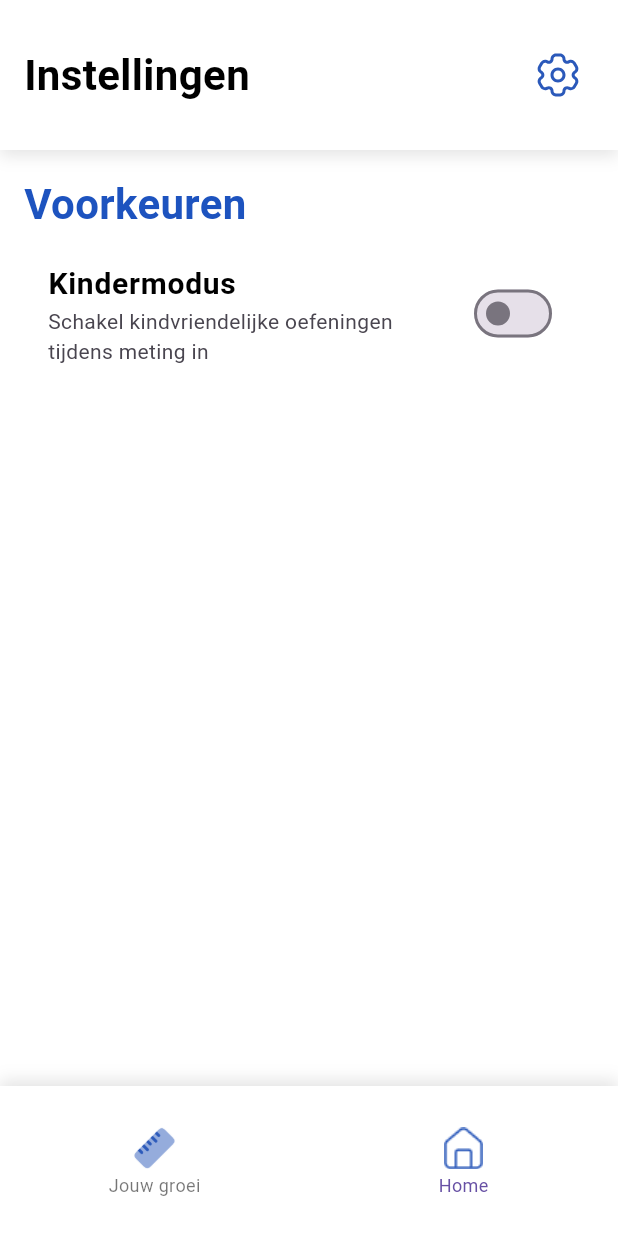
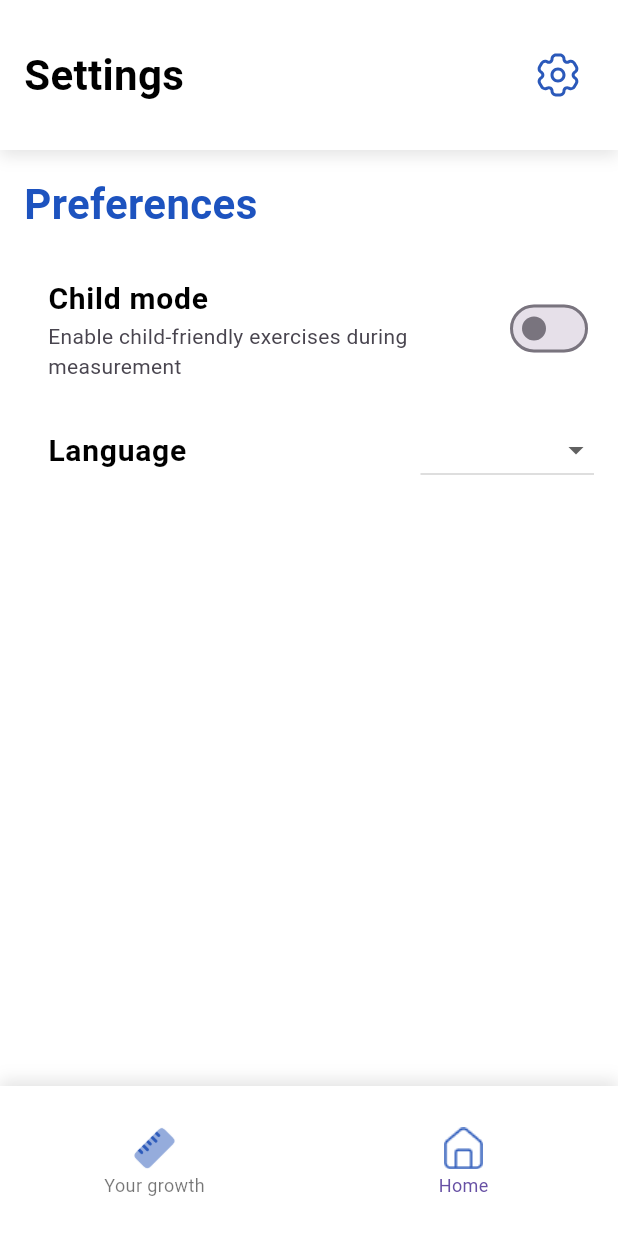
Before and after one commit to RVApeldoorn/MeasureApp, a Flutter app: the SettingsScreen screen opened directly, on a phone screen of 412 x 824 dp. Run offline on Flutter 3.47's test engine with Material 3 defaults, Android fonts, the phone set to English and light mode, and no system bars; our stand-ins replace dio, flutter_secure_storage, flutter_svg, permission_handler, shared_preferences; missing offline and left inert: flutter_reactive_ble; accounts and stored records are empty; generated files the repository leaves out were written again.

Commit message:
[21] Add localization support and language selection in settings screen

```diff
--- a/lib/l10n/app_en.arb
+++ b/lib/l10n/app_en.arb
@@ -62,5 +62,6 @@
     "step": "Step",
     "next": "Next",
     "growth": "Your growth",
-  "home": "Home"
+    "home": "Home",
+    "language": "Language"
 }
--- a/lib/main.dart
+++ b/lib/main.dart
@@ -5,20 +5,22 @@ import 'package:measureapp/screens/setup_screen.dart';
 import 'package:measureapp/screens/pin_screen.dart';
 import 'package:measureapp/screens/pin_lock_screen.dart';
 import 'package:measureapp/utils/secure_storage.dart';
+import 'package:measureapp/state/locale_provider.dart';
+import 'package:provider/provider.dart';
 
 void main() async {
   WidgetsFlutterBinding.ensureInitialized();
   String? token = await SecureStorage.getToken();
   String? pin = await SecureStorage.getPin();
 
-  runApp(MyApp(token: token, pin: pin));
+  runApp(HomeScreen(token: token, pin: pin));
 }
 
-class MyApp extends StatelessWidget {
+class HomeScreen extends StatelessWidget {
   final String? token;
   final String? pin;
 
-  const MyApp({super.key, this.token, this.pin});
+  const HomeScreen({super.key, this.token, this.pin});
 
   @override
   Widget build(BuildContext context) {
@@ -32,6 +34,10 @@ class MyApp extends StatelessWidget {
       startScreen = PinLockScreen();
     }
 
+    return ChangeNotifierProvider(
+      create: (_) => LocaleProvider(),
+      child: Consumer<LocaleProvider>(
+        builder: (context, localeProvider, _) {
           return MaterialApp(
             debugShowCheckedModeBanner: false,
             title: 'Measure App',
@@ -39,6 +45,7 @@ class MyApp extends StatelessWidget {
               primarySwatch: Colors.blue,
             ),
             home: startScreen,
+            locale: localeProvider.locale,
             localizationsDelegates: const [
               AppLocalizations.delegate,
               GlobalMaterialLocalizations.delegate,
@@ -46,11 +53,14 @@ class MyApp extends StatelessWidget {
               GlobalCupertinoLocalizations.delegate,
             ],
             supportedLocales: const [
-        // Locale('en'),
+              Locale('en'),
               Locale('nl'),
-        // Locale('it'),
-        // Locale('zh'),
+              Locale('it'),
+              Locale('zh'),
             ],
+          );
+        },
+      ),
     );
   }
 }
--- a/lib/screens/settings_screen.dart
+++ b/lib/screens/settings_screen.dart
@@ -3,6 +3,8 @@ import 'package:measureapp/widgets/bottom_navigation_bar.dart';
 import 'package:measureapp/widgets/top_bar.dart';
 import 'package:shared_preferences/shared_preferences.dart';
 import 'package:flutter_gen/gen_l10n/app_localizations.dart';
+import 'package:provider/provider.dart';
+import 'package:measureapp/state/locale_provider.dart';
 
 class SettingsScreen extends StatefulWidget {
   const SettingsScreen({super.key});
@@ -40,6 +42,10 @@ class _SettingsScreenState extends State<SettingsScreen> {
   @override
   Widget build(BuildContext context) {
     final l10n = AppLocalizations.of(context)!;
+    final localeProvider = Provider.of<LocaleProvider>(context);
+
+    const EdgeInsets settingsPadding = EdgeInsets.only(left: 16.0); // Adjust this value to control indentation
+
     return Scaffold(
       appBar: TopBar(title: l10n.settings),
       bottomNavigationBar: BottomNavBar(
@@ -48,34 +54,76 @@ class _SettingsScreenState extends State<SettingsScreen> {
       ),
       backgroundColor: Colors.white,
       body: _isLoading
-          ? Center(child: CircularProgressIndicator())
+          ? const Center(child: CircularProgressIndicator())
           : ListView(
-              padding: EdgeInsets.all(16.0),
+              padding: const EdgeInsets.all(16.0),
               children: [
                 Text(
                   l10n.preferences,
-                  style: TextStyle(
+                  style: const TextStyle(
                     fontSize: 28,
                     color: Color(0xFF1D53BF),
                     fontWeight: FontWeight.bold,
                   ),
                 ),
-                SizedBox(height: 10),
+                const SizedBox(height: 20),
+
                 SwitchListTile(
+                  contentPadding: settingsPadding,
                   title: Text(
                     l10n.child_mode,
-                    style: TextStyle(
+                    style: const TextStyle(
                       fontSize: 20,
+                      fontWeight: FontWeight.bold,
                       color: Colors.black,
-                      fontWeight: FontWeight.bold,
                     ),
                   ),
                   subtitle: Text(l10n.child_mode_helpertext),
                   value: _isChildModeEnabled,
-                  activeColor: Color(0xFF1D53BF),
+                  activeColor: const Color(0xFF1D53BF),
                   onChanged: (bool value) {
                     _saveChildModeSetting(value);
                   },
+                ),
+
+                const SizedBox(height: 10),
+
+                ListTile(
+                  contentPadding: settingsPadding,
+                  title: Text(
+                    l10n.language,
+                    style: const TextStyle(
+                      fontSize: 20,
+                      fontWeight: FontWeight.bold,
+                      color: Colors.black,
+                    ),
+                  ),
+                  trailing: DropdownButton<Locale>(
+                    value: localeProvider.locale,
+                    onChanged: (Locale? newLocale) {
+                      if (newLocale != null) {
+                        localeProvider.setLocale(newLocale);
+                      }
+                    },
+                    items: const [
+                      DropdownMenuItem(
+                        value: Locale('nl'),
+                        child: Text('Nederlands'),
+                      ),
+                      DropdownMenuItem(
+                        value: Locale('en'),
+                        child: Text('English'),
+                      ),
+                      DropdownMenuItem(
+                        value: Locale('it'),
+                        child: Text('Italiano'),
+                      ),
+                      DropdownMenuItem(
+                        value: Locale('zh'),
+                        child: Text('Chinese (zh)'),
+                      ),
+                    ],
+                  ),
                 ),
               ],
             ),
--- a/pubspec.yaml
+++ b/pubspec.yaml
@@ -46,6 +46,7 @@ dependencies:
   flutter_localizations:
     sdk: flutter
   intl: ^0.19.0
+  provider: ^6.1.5
 
 dev_dependencies:
   flutter_test:
```
Also changed, not shown: lib/l10n/app_it.arb (+42 -17 lines), lib/l10n/app_nl.arb (+27 -26 lines), lib/l10n/app_zh.arb (+34 -9 lines), lib/state/locale_provider.dart (added, +35 -0 lines). Lines whose indentation alone changed are shown as unchanged.
